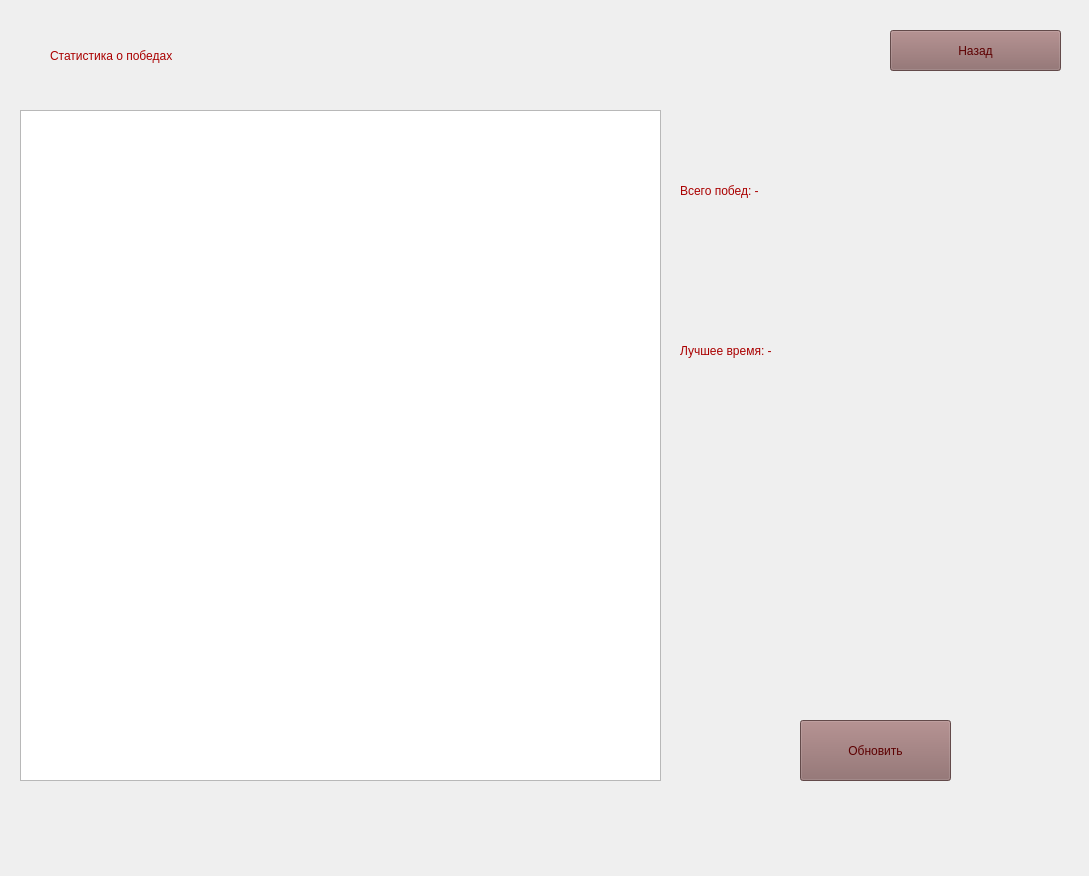
Before: the Qt Designer form QT_files/untitled_data_victory.ui in Anechka456/GameSaper, drawn with Qt 5.
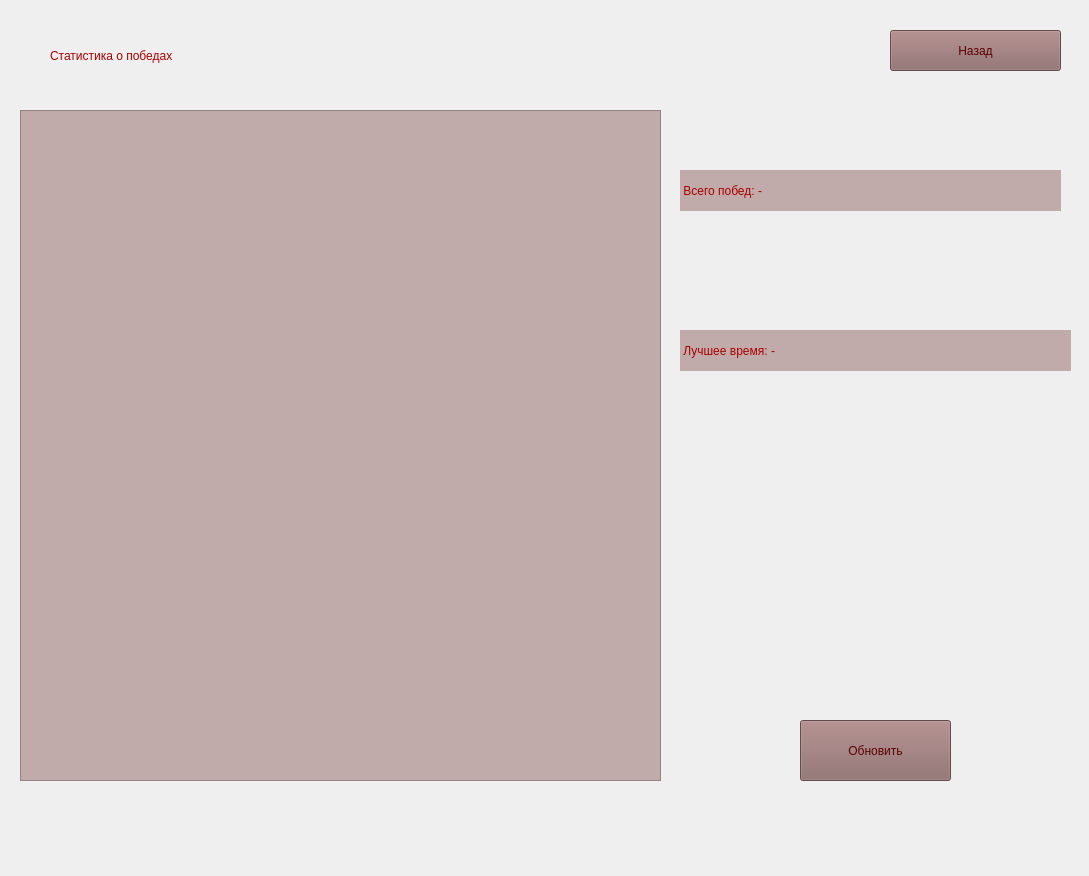
After: the same form once the commit is applied.

The edit to the form file:
```diff
--- a/QT_files/untitled_data_victory.ui
+++ b/QT_files/untitled_data_victory.ui
@@ -60,8 +60,13 @@
      <height>671</height>
     </rect>
    </property>
+   <property name="styleSheet">
+    <string notr="true">background-color: rgb(193, 170, 170);
+color: rgb(85, 0, 0);
+font: 15pt &quot;MS Sans Serif&quot;;</string>
+   </property>
    <attribute name="horizontalHeaderDefaultSectionSize">
-    <number>208</number>
+    <number>206</number>
    </attribute>
   </widget>
   <widget class="QLabel" name="max_victory">
@@ -78,10 +83,11 @@
    </property>
    <property name="styleSheet">
     <string notr="true">font: 22pt &quot;MS Shell Dlg 2&quot;;
-color: rgb(170, 0, 0)</string>
+color: rgb(170, 0, 0);
+background-color: rgb(193, 170, 170);</string>
    </property>
    <property name="text">
-    <string>Всего побед: -</string>
+    <string> Всего побед: -</string>
    </property>
    <property name="alignment">
     <set>Qt::AlignLeading|Qt::AlignLeft|Qt::AlignVCenter</set>
@@ -101,10 +107,11 @@
    </property>
    <property name="styleSheet">
     <string notr="true">font: 22pt &quot;MS Shell Dlg 2&quot;;
-color: rgb(170, 0, 0)</string>
+color: rgb(170, 0, 0);
+background-color: rgb(193, 170, 170);</string>
    </property>
    <property name="text">
-    <string>Лучшее время: -</string>
+    <string> Лучшее время: -</string>
    </property>
    <property name="alignment">
     <set>Qt::AlignLeading|Qt::AlignLeft|Qt::AlignVCenter</set>
```
